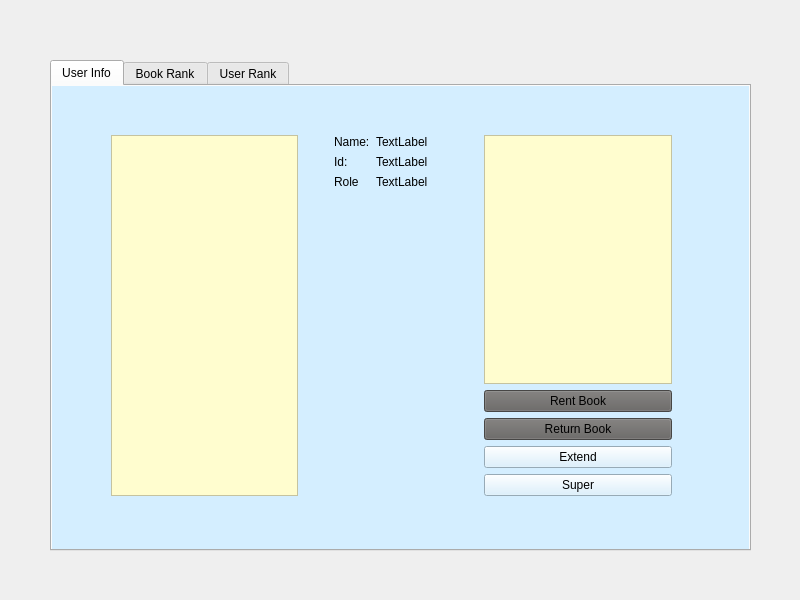
The window that Window_Classes/UserPage/UserPage.ui (interval-package/Library_Manage_System) describes before a commit, drawn with Qt 5.
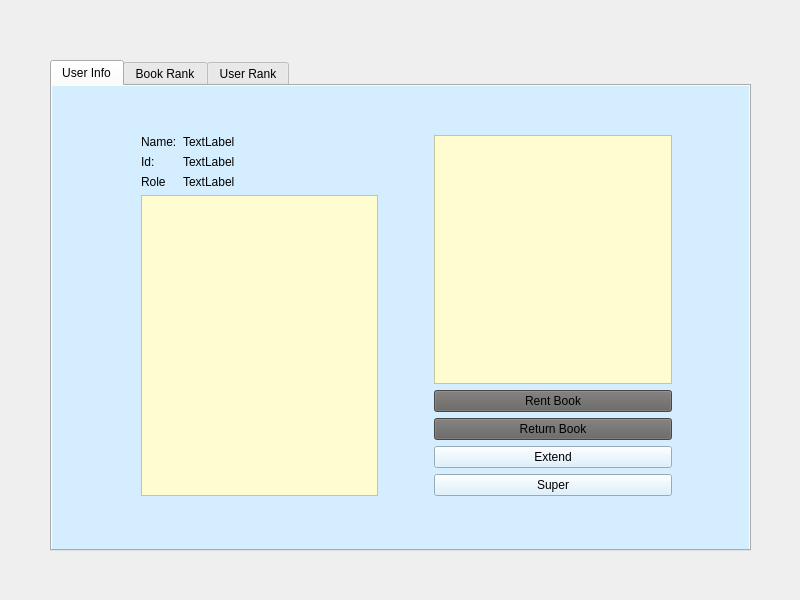
The same window after the commit.

```diff
--- a/Window_Classes/UserPage/UserPage.ui
+++ b/Window_Classes/UserPage/UserPage.ui
@@ -72,13 +72,6 @@
          <property name="bottomMargin">
           <number>50</number>
          </property>
-         <item>
-          <widget class="QTableView" name="RentedBookTable">
-           <property name="styleSheet">
-            <string notr="true">background-color: rgb(255, 253, 207);</string>
-           </property>
-          </widget>
-         </item>
          <item>
           <layout class="QFormLayout" name="formLayout">
            <property name="leftMargin">
@@ -129,6 +122,13 @@
              </property>
             </widget>
            </item>
+           <item row="3" column="0" colspan="2">
+            <widget class="QTableView" name="RentedBookTable">
+             <property name="styleSheet">
+              <string notr="true">background-color: rgb(255, 253, 207);</string>
+             </property>
+            </widget>
+           </item>
           </layout>
          </item>
          <item>
```
Left out of the diff: 2 changed lines with no effect on the pictures.
